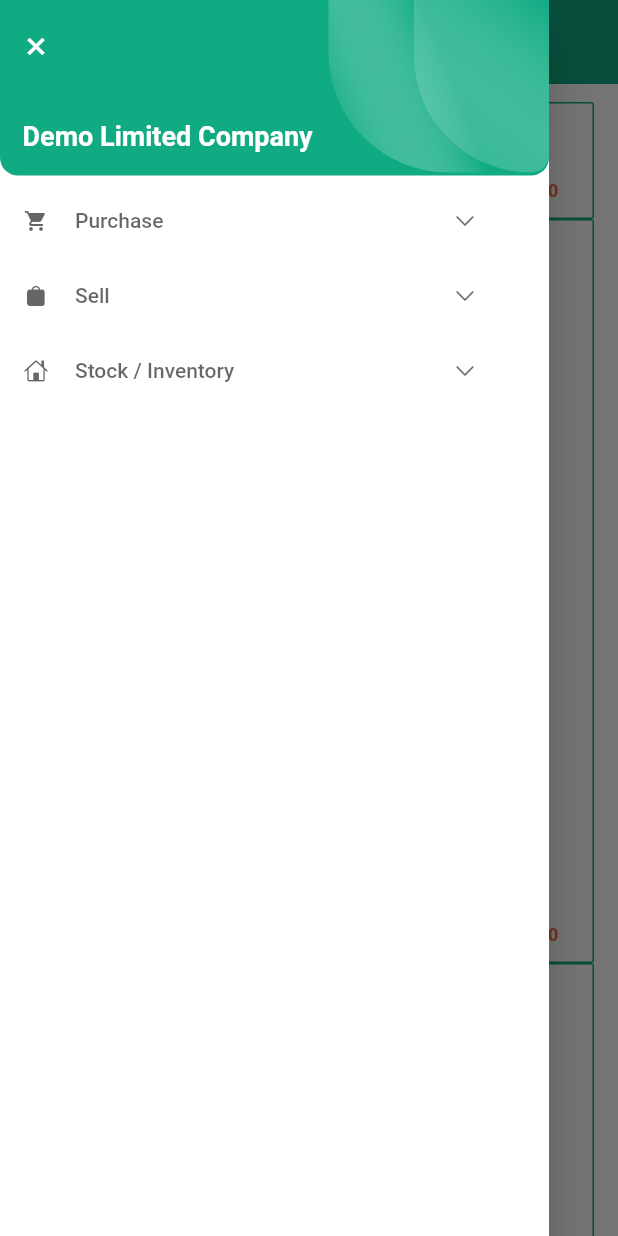
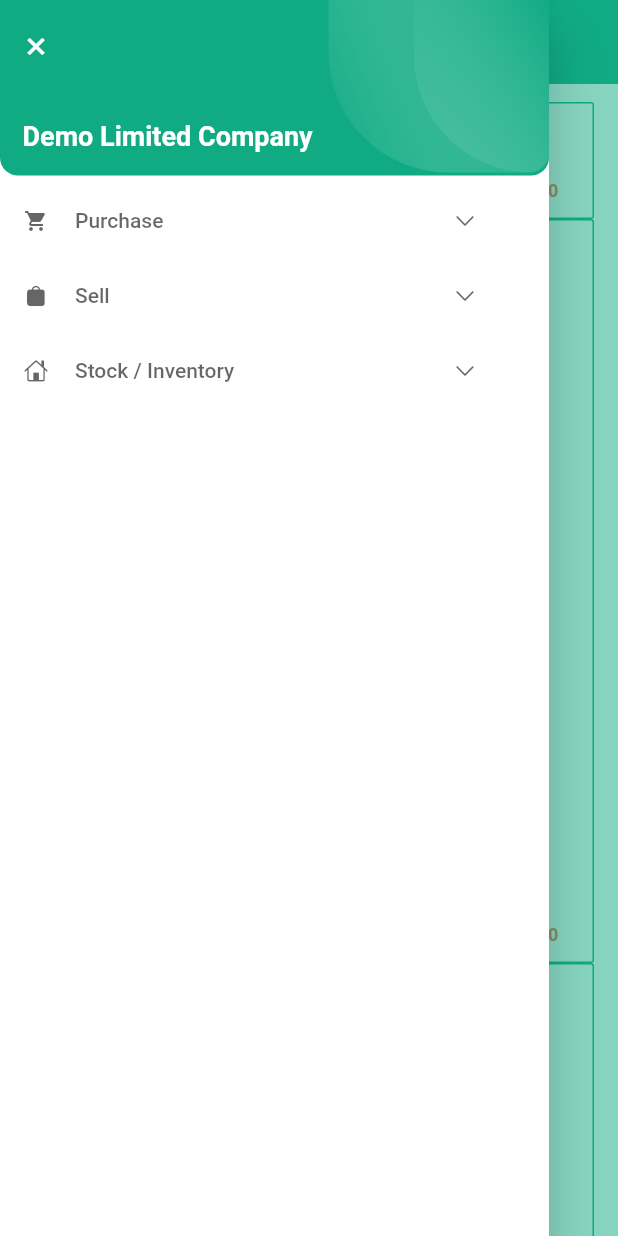
Before and after one commit to OmarFaruk-BD/company_app_design, a Flutter app: the screen it shows after launch, with the side drawer open, on a phone screen of 412 x 824 dp. Run offline on Flutter 3.47's test engine with Material 2 defaults, Android fonts, the phone set to English and light mode, and no system bars.

Commit message:
Add scrim color

```diff
--- a/lib/drawer/widgets/drawer_header.dart
+++ b/lib/drawer/widgets/drawer_header.dart
@@ -31,49 +31,8 @@ class CustomDrawerHeader extends StatelessWidget {
               ],
             ),
           ),
-          Align(
-            alignment: Alignment.bottomRight,
-            child: Container(
-              height: 115,
-              width: 147,
-              decoration: BoxDecoration(
-                gradient: LinearGradient(
-                  colors: [
-                    const Color(0xFFC9ECE3).withOpacity(.1),
-                    const Color(0xFF10AB83),
-                    const Color(0xFF10AB83),
-                  ],
-                  begin: Alignment.centerLeft,
-                  end: Alignment.topRight,
-                ),
-                borderRadius: const BorderRadius.only(
-                  bottomLeft: Radius.circular(80),
-                  bottomRight: Radius.circular(14),
-                ),
-              ),
-            ),
-          ),
-          Align(
-            alignment: Alignment.bottomRight,
-            child: Container(
-              height: 115,
-              width: 90,
-              decoration: BoxDecoration(
-                gradient: LinearGradient(
-                  colors: [
-                    const Color(0xFFC9ECE3).withOpacity(.05),
-                    const Color(0xFF10AB83),
-                  ],
-                  begin: Alignment.bottomLeft,
-                  end: Alignment.topRight,
-                ),
-                borderRadius: const BorderRadius.only(
-                  bottomLeft: Radius.circular(90),
-                  bottomRight: Radius.circular(14),
-                ),
-              ),
-            ),
-          ),
+          _buildGradientContainer1(),
+          _buildGradientContainer2(),
         ],
       ),
     );
@@ -108,4 +67,52 @@ class CustomDrawerHeader extends StatelessWidget {
       ),
     );
   }
+
+  Align _buildGradientContainer2() {
+    return Align(
+      alignment: Alignment.bottomRight,
+      child: Container(
+        height: 115,
+        width: 90,
+        decoration: BoxDecoration(
+          gradient: LinearGradient(
+            colors: [
+              const Color(0xFFC9ECE3).withOpacity(0.15),
+              const Color(0xFF10AB83).withOpacity(0.15),
+            ],
+            begin: Alignment.bottomLeft,
+            end: Alignment.topRight,
+          ),
+          borderRadius: const BorderRadius.only(
+            bottomLeft: Radius.circular(90),
+            bottomRight: Radius.circular(14),
+          ),
+        ),
+      ),
+    );
+  }
+
+  Align _buildGradientContainer1() {
+    return Align(
+      alignment: Alignment.bottomRight,
+      child: Container(
+        height: 115,
+        width: 147,
+        decoration: BoxDecoration(
+          gradient: LinearGradient(
+            colors: [
+              const Color(0xFFC9ECE3).withOpacity(.07),
+              const Color(0xFF10AB83).withOpacity(.66),
+            ],
+            begin: Alignment.centerLeft,
+            end: Alignment.topRight,
+          ),
+          borderRadius: const BorderRadius.only(
+            bottomLeft: Radius.circular(80),
+            bottomRight: Radius.circular(14),
+          ),
+        ),
+      ),
+    );
+  }
 }
--- a/lib/main.dart
+++ b/lib/main.dart
@@ -12,6 +12,11 @@ class MyApp extends StatelessWidget {
   Widget build(BuildContext context) {
     return MaterialApp(
       debugShowCheckedModeBanner: false,
+      theme: ThemeData(
+        drawerTheme: DrawerThemeData(
+          scrimColor: const Color(0xFF10AB83).withOpacity(.5),
+        ),
+      ),
       home: TableDataPage(),
     );
   }
```
